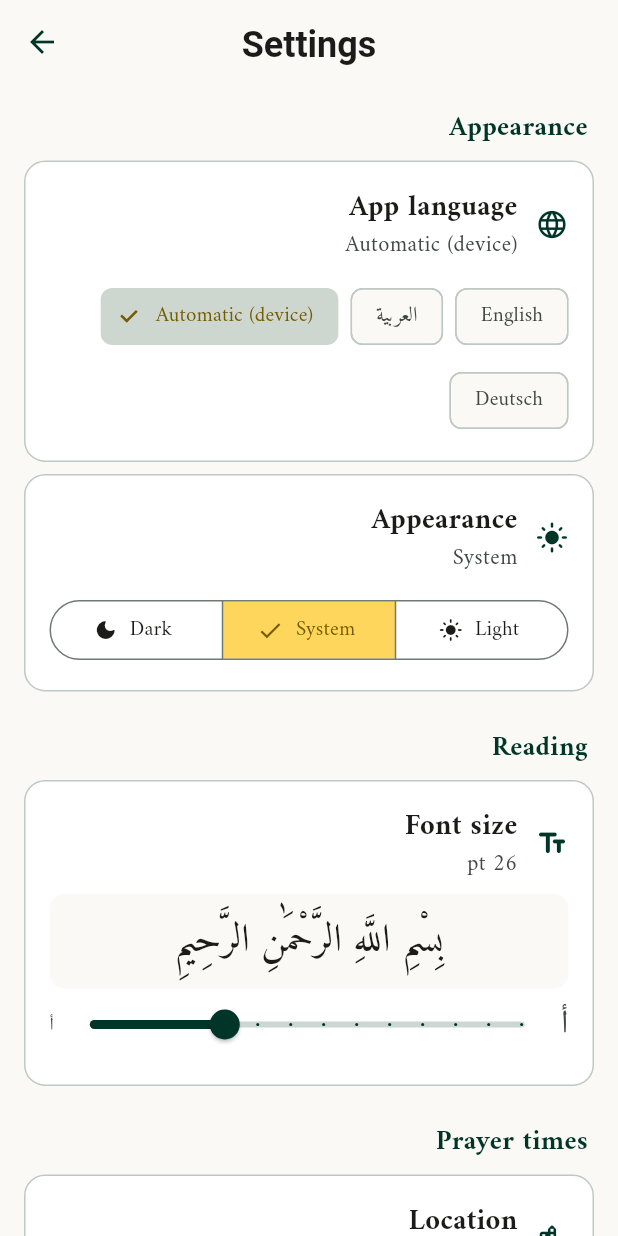
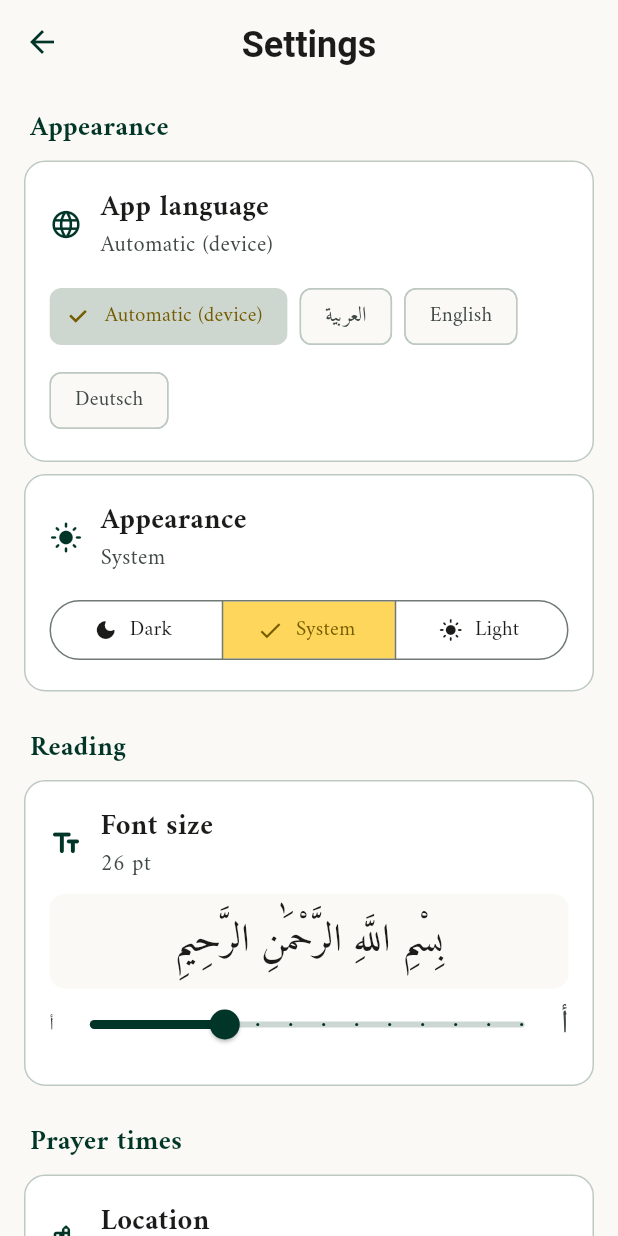
Before and after one commit to gitfarah/ayat-alhaq, a Flutter app: the SettingsScreen screen opened directly, after a tap on "تلقائي (لغة الجهاز)", on a phone screen of 412 x 824 dp. Run offline on Flutter 3.47's test engine with Material 3 defaults, Android fonts, the phone set to English and light mode, and no system bars; our stand-ins replace device_preview, flutter_html, flutter_svg, geolocator, hijri, just_audio and 3 more; accounts and stored records are empty; network calls fail; Roboto replaces fonts that are missing (PlusJakartaSans, SourceSerif4).

Commit message:
v2.8.0: LTR for Latin languages, localized ayah sheets, media artwork
- Direction is now language-driven: the app runs LTR for English/German
  and RTL for Arabic (MaterialApp locale + flutter_localizations).
  Settings tiles/labels no longer force right-alignment, so Latin text
  reads left-to-right correctly
- Localized the ayah options sheet (play, bookmark, tafsir, highlight,
  copy) and its snackbars in both reader and Mushaf modes, plus the
  bookmark colour picker, translation and font sheets, in-surah search,
  and the reader now-playing / hizb-juz-page bars
- Lock-screen / media-notification now shows the app icon as artwork
  (MediaItem.artUri from a bundled copy of the icon)

```diff
--- a/lib/l10n/app_strings.dart
+++ b/lib/l10n/app_strings.dart
@@ -134,6 +134,32 @@ class L10n {
       'juzWord': 'الجزء',
       'khatmaAutoInfo':
           'يُعلَّم الجزء تلقائياً عند قراءة جميع صفحاته في المصحف أو القراءة المتجاوبة، ويمكنك التعليم يدوياً بالضغط.',
+      'playRecitation': 'تشغيل التلاوة',
+      'pauseRecitation': 'إيقاف التلاوة',
+      'bookmark': 'الفاصل',
+      'tafsir': 'التفسير',
+      'highlightAyah': 'تمييز الآية',
+      'copyAyah': 'نسخ الآية',
+      'copiedAyah': '✓ تم نسخ الآية',
+      'chooseBookmarkColor': 'اختر لون الفاصل',
+      'savedBookmark': '✓ تم حفظ الفاصل',
+      'removedBookmark': 'تم إزالة الفاصل',
+      'highlighted': '✓ تم التمييز',
+      'removedHighlight': 'تم إزالة التمييز',
+      'translation': 'الترجمة',
+      'noTranslation': 'بدون ترجمة',
+      'searchInSurah': 'البحث في السورة',
+      'typeAyahWord': 'اكتب كلمة من الآية',
+      'noResultsInSurah': 'لا توجد نتائج في هذه السورة',
+      'loading': 'جارٍ التحميل...',
+      'nowReciting': 'قيد التلاوة',
+      'paused': 'متوقف مؤقتاً',
+      'hizbWord': 'الحزب',
+      'pageWord': 'الصفحة',
+      'changeReciter': 'تغيير القارئ',
+      'autoNext': 'الانتقال التلقائي للآية التالية',
+      'meccan': 'مكية',
+      'medinan': 'مدنية',
     },
     'en': {
       'tabHighlights': 'Highlights',
@@ -226,6 +252,32 @@ class L10n {
       'juzWord': 'Juz',
       'khatmaAutoInfo':
           'A juz is marked automatically once all its pages are read in the Mushaf or responsive reader; you can also mark it manually by tapping.',
+      'playRecitation': 'Play recitation',
+      'pauseRecitation': 'Pause recitation',
+      'bookmark': 'Bookmark',
+      'tafsir': 'Tafsir',
+      'highlightAyah': 'Highlight ayah',
+      'copyAyah': 'Copy ayah',
+      'copiedAyah': '✓ Ayah copied',
+      'chooseBookmarkColor': 'Choose bookmark colour',
+      'savedBookmark': '✓ Bookmark saved',
+      'removedBookmark': 'Bookmark removed',
+      'highlighted': '✓ Highlighted',
+      'removedHighlight': 'Highlight removed',
+      'translation': 'Translation',
+      'noTranslation': 'No translation',
+      'searchInSurah': 'Search in surah',
+      'typeAyahWord': 'Type a word from the ayah',
+      'noResultsInSurah': 'No results in this surah',
+      'loading': 'Loading…',
+      'nowReciting': 'Now reciting',
+      'paused': 'Paused',
+      'hizbWord': 'Hizb',
+      'pageWord': 'Page',
+      'changeReciter': 'Change reciter',
+      'autoNext': 'Auto-advance to next ayah',
+      'meccan': 'Meccan',
+      'medinan': 'Medinan',
     },
     'de': {
       'tabHighlights': 'Markierungen',
@@ -318,6 +370,32 @@ class L10n {
       'juzWord': 'Dschus',
       'khatmaAutoInfo':
           'Ein Dschus wird automatisch markiert, sobald alle seine Seiten im Mushaf oder im responsiven Leser gelesen wurden; du kannst es auch manuell durch Tippen markieren.',
+      'playRecitation': 'Rezitation abspielen',
+      'pauseRecitation': 'Rezitation pausieren',
+      'bookmark': 'Lesezeichen',
+      'tafsir': 'Tafsir',
+      'highlightAyah': 'Vers markieren',
+      'copyAyah': 'Vers kopieren',
+      'copiedAyah': '✓ Vers kopiert',
+      'chooseBookmarkColor': 'Lesezeichenfarbe wählen',
+      'savedBookmark': '✓ Lesezeichen gespeichert',
+      'removedBookmark': 'Lesezeichen entfernt',
+      'highlighted': '✓ Markiert',
+      'removedHighlight': 'Markierung entfernt',
+      'translation': 'Übersetzung',
+      'noTranslation': 'Keine Übersetzung',
+      'searchInSurah': 'In der Sure suchen',
+      'typeAyahWord': 'Gib ein Wort aus dem Vers ein',
+      'noResultsInSurah': 'Keine Ergebnisse in dieser Sure',
+      'loading': 'Wird geladen…',
+      'nowReciting': 'Wird rezitiert',
+      'paused': 'Pausiert',
+      'hizbWord': 'Hizb',
+      'pageWord': 'Seite',
+      'changeReciter': 'Rezitator wechseln',
+      'autoNext': 'Automatisch zum nächsten Vers',
+      'meccan': 'Mekkanisch',
+      'medinan': 'Medinensisch',
     },
   };
 }
--- a/lib/main.dart
+++ b/lib/main.dart
@@ -2,6 +2,7 @@ import 'dart:async';
 
 import 'package:flutter/foundation.dart';
 import 'package:flutter/material.dart';
+import 'package:flutter_localizations/flutter_localizations.dart';
 import 'package:just_audio_background/just_audio_background.dart';
 import 'package:provider/provider.dart';
 import 'package:device_preview/device_preview.dart';
@@ -54,9 +55,15 @@ class QuranApp extends StatelessWidget {
       theme: AppTheme.light,
       darkTheme: AppTheme.dark,
       themeMode: s.themeMode,
-      // Required by device_preview so it can correctly simulate the
-      // selected device's screen size, safe areas, and text scaling.
-      locale: DevicePreview.locale(context),
+      // Drives the app's text DIRECTION: Arabic → RTL, English/German →
+      // LTR. Everything not explicitly overridden follows this.
+      locale: Locale(s.effectiveLanguage),
+      supportedLocales: const [Locale('ar'), Locale('en'), Locale('de')],
+      localizationsDelegates: const [
+        GlobalMaterialLocalizations.delegate,
+        GlobalWidgetsLocalizations.delegate,
+        GlobalCupertinoLocalizations.delegate,
+      ],
       builder: DevicePreview.appBuilder,
       home: const SplashGate(),
     );
--- a/lib/screens/settings_screen.dart
+++ b/lib/screens/settings_screen.dart
@@ -95,8 +95,7 @@ class _SettingsScreenState extends State<SettingsScreen> {
                     size: 20,
                     color: isDark ? AppColors.darkPrimary : AppColors.primary),
                 title: Text(t('gpsOption'),
-                    textAlign: TextAlign.right,
-                    textDirection: TextDirection.rtl,
+                    textAlign: TextAlign.start,
                     style: TextStyle(
                         fontFamily: 'Amiri',
                         fontSize: 16,
@@ -377,11 +376,11 @@ class _SettingsScreenState extends State<SettingsScreen> {
             child: Padding(
               padding: const EdgeInsets.only(top: 12),
               child: Align(
-                alignment: Alignment.centerRight,
+                alignment: AlignmentDirectional.centerStart,
                 child: Wrap(
                   spacing: 8,
                   runSpacing: 8,
-                  alignment: WrapAlignment.end,
+                  alignment: WrapAlignment.start,
                   children: [
                     for (final e in t.languageChoices.entries)
                       ChoiceChip(
@@ -566,11 +565,10 @@ class _SettingsScreenState extends State<SettingsScreen> {
             child: Column(children: [
               const SizedBox(height: 4),
               Align(
-                alignment: Alignment.centerRight,
+                alignment: AlignmentDirectional.centerStart,
                 child: Text(
                   t('savedPagesInfo'),
-                  textDirection: TextDirection.rtl,
-                  textAlign: TextAlign.right,
+                  textAlign: TextAlign.start,
                   style: TextStyle(
                       fontFamily: 'Amiri',
                       fontSize: 14,
@@ -632,7 +630,7 @@ class _SettingsScreenState extends State<SettingsScreen> {
               isDark: isDark,
               icon: Icons.info_outline_rounded,
               title: t('versionLbl'),
-              subtitle: '2.7.0'),
+              subtitle: '2.8.0'),
           _Tile(
               isDark: isDark,
               icon: Icons.api_rounded,
@@ -660,14 +658,18 @@ class _SectionLabel extends StatelessWidget {
   const _SectionLabel(this.text, this.isDark);
   @override
   Widget build(BuildContext context) => Padding(
-      padding: const EdgeInsets.only(right: 4, bottom: 8),
+      // Directional padding + start alignment so the label sits on the
+      // leading edge in whichever direction the language uses.
+      padding: const EdgeInsetsDirectional.only(start: 4, bottom: 8),
+      child: Align(
+        alignment: AlignmentDirectional.centerStart,
         child: Text(text,
-          textDirection: TextDirection.rtl,
             style: const TextStyle(
                 color: AppColors.primary,
                 fontWeight: FontWeight.bold,
                 fontFamily: 'Amiri',
-              fontSize: 18)));
+                fontSize: 18)),
+      ));
 }
 
 class _Tile extends StatelessWidget {
@@ -693,20 +695,30 @@ class _Tile extends StatelessWidget {
             border: Border.all(
                 color: isDark ? AppColors.darkBorder : AppColors.border)),
         child: Column(children: [
+          // Icon leads, text follows — the Row honours the ambient
+          // direction, so Arabic puts the icon on the right and German
+          // on the left automatically.
           Row(children: [
-            const Spacer(),
-            Column(crossAxisAlignment: CrossAxisAlignment.end, children: [
+            Icon(icon,
+                color: isDark ? AppColors.darkPrimary : AppColors.primary,
+                size: 22),
+            const SizedBox(width: 12),
+            Expanded(
+              child: Column(
+                  crossAxisAlignment: CrossAxisAlignment.start,
+                  children: [
                     Text(title,
-                  textDirection: TextDirection.rtl,
+                        textAlign: TextAlign.start,
                         style: TextStyle(
                             fontFamily: 'Amiri',
                             fontWeight: FontWeight.bold,
                             fontSize: 19,
-                      color:
-                          isDark ? AppColors.darkText : AppColors.textPrimary)),
+                            color: isDark
+                                ? AppColors.darkText
+                                : AppColors.textPrimary)),
                     if (subtitle != null)
                       Text(subtitle!,
-                    textDirection: TextDirection.rtl,
+                          textAlign: TextAlign.start,
                           style: TextStyle(
                               color: isDark
                                   ? AppColors.darkTextSec
@@ -714,10 +726,7 @@ class _Tile extends StatelessWidget {
                               fontSize: 15,
                               fontFamily: 'Amiri')),
                   ]),
-            const SizedBox(width: 12),
-            Icon(icon,
-                color: isDark ? AppColors.darkPrimary : AppColors.primary,
-                size: 22),
+            ),
           ]),
           if (child != null) child!,
         ]),
--- a/pubspec.yaml
+++ b/pubspec.yaml
@@ -1,13 +1,15 @@
 name: quran_app_v1
 description: A Quran reading app for Android and iOS.
 publish_to: 'none'
-version: 2.7.0+10
+version: 2.8.0+11
 
 environment:
   sdk: ">=3.0.0 <4.0.0"
 
 dependencies:
   flutter:
+    sdk: flutter
+  flutter_localizations:
     sdk: flutter
   cupertino_icons: ^1.0.8
   http: ^1.2.0
@@ -43,6 +45,7 @@ flutter:
   assets:
     - assets/fonts/
     - assets/quran/
+    - assets/icon/media_art.png
   fonts:
     - family: Amiri
       fonts:
```
Also changed, not shown: lib/screens/mushaf_svg_screen.dart (+7 -4 lines), lib/screens/reader_screen.dart (+44 -41 lines), lib/services/quran_audio_service.dart (+25 -3 lines), assets/icon/media_art.png (added), pubspec.lock. Lines whose indentation alone changed are shown as unchanged.
